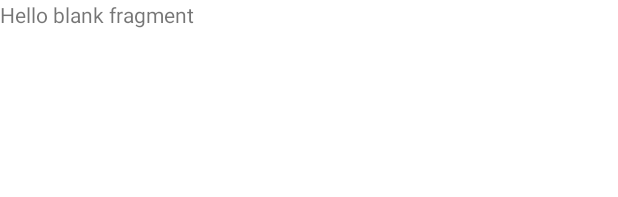
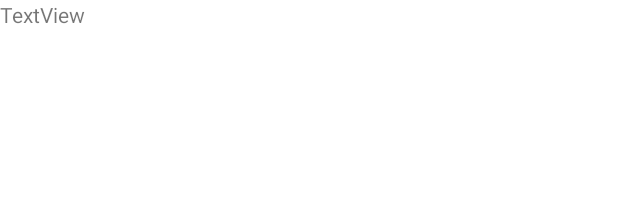
Before and after one commit to nmahnic/DADM_Clase3, an Android app: the layout fragment_device_details.xml on its own in the app's theme, with its tools: preview values and no code run, on a phone screen of 412 x 824 dp. Shown: the top 197 px of the screen. Run offline under Robolectric (Android 15) with nearby library versions, the phone set to English and light mode, and no system bars.

Commit message:
add details

```diff
--- a/app/src/main/java/com/nicomahnic/dadm/clase3/entities/Device.kt
+++ b/app/src/main/java/com/nicomahnic/dadm/clase3/entities/Device.kt
@@ -1,5 +1,4 @@
 package com.nicomahnic.dadm.clase3.entities
 
-class Device(val name: String) {
 
-}
+data class Device(val name: String, val description: String)
--- a/app/src/main/res/layout/fragment_device_details.xml
+++ b/app/src/main/res/layout/fragment_device_details.xml
@@ -5,10 +5,9 @@
     android:layout_height="match_parent"
     tools:context=".fragments.DeviceDetailsFragment">
 
-    <!-- TODO: Update blank fragment layout -->
     <TextView
-        android:layout_width="match_parent"
-        android:layout_height="match_parent"
-        android:text="@string/hello_blank_fragment" />
-
+        android:id="@+id/textView"
+        android:layout_width="wrap_content"
+        android:layout_height="wrap_content"
+        android:text="TextView" />
 </FrameLayout>
```
Also changed, not shown: app/src/main/java/com/nicomahnic/dadm/clase3/fragments/DeviceDetailsFragment.kt (+12 -1 lines), app/src/main/java/com/nicomahnic/dadm/clase3/fragments/RVDevicesFragment.kt (+8 -7 lines), app/src/main/res/navigation/second_navgraph.xml (+6 -1 lines).
